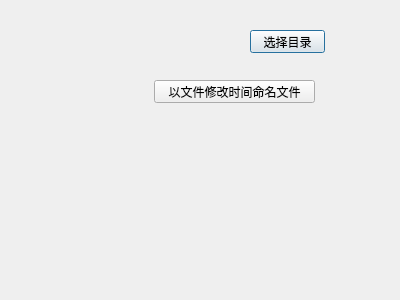
This is CHTools/dialog.ui in chunhuitech/tools as Qt 5 draws it before an edit. The edited form follows.
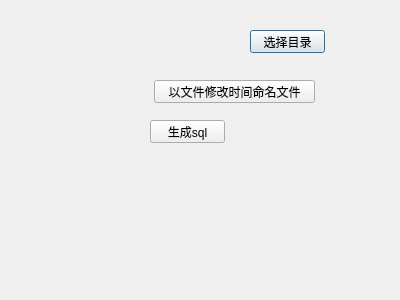
This is the edited form.

Commit message: 生成sql语句

```diff
--- a/CHTools/dialog.ui
+++ b/CHTools/dialog.ui
@@ -39,6 +39,19 @@
     <string>以文件修改时间命名文件</string>
    </property>
   </widget>
+  <widget class="QPushButton" name="uiPushButtonGenSql">
+   <property name="geometry">
+    <rect>
+     <x>150</x>
+     <y>120</y>
+     <width>75</width>
+     <height>23</height>
+    </rect>
+   </property>
+   <property name="text">
+    <string>生成sql</string>
+   </property>
+  </widget>
  </widget>
  <layoutdefault spacing="6" margin="11"/>
  <resources/>
```
The commit also changes 2 other files.
